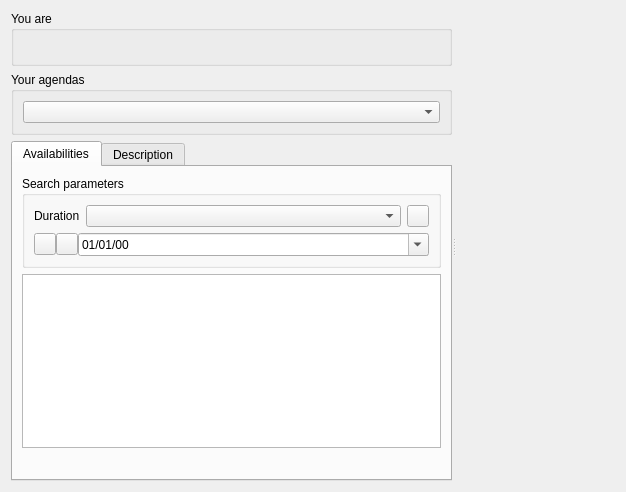
Before: the Qt Designer form plugins/agendaplugin/usercalendarviewer.ui in FreeHealth/freehealth, drawn with Qt 5.
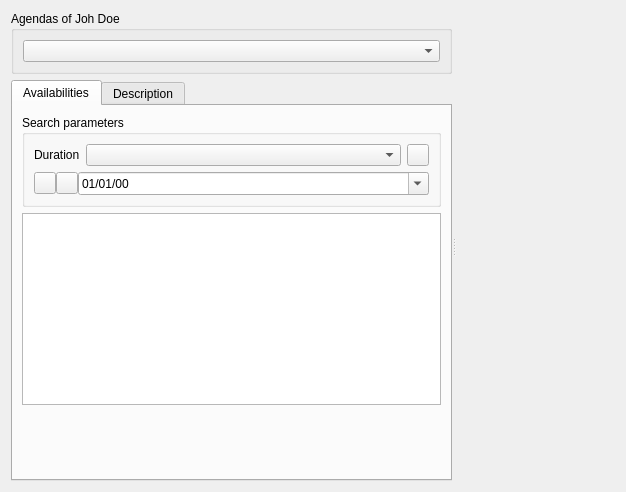
After: the same form once the commit is applied. Custom widgets are drawn as their Qt base class.

Commit message: UI improvements: username display in calendar consolidated

```diff
--- a/plugins/agendaplugin/usercalendarviewer.ui
+++ b/plugins/agendaplugin/usercalendarviewer.ui
@@ -24,32 +24,7 @@
        <item>
         <widget class="QGroupBox" name="groupBox">
          <property name="title">
-          <string>You are</string>
-         </property>
-         <layout class="QGridLayout" name="gridLayout">
-          <item row="0" column="0">
-           <widget class="QLabel" name="userNameLabel">
-            <property name="font">
-             <font>
-              <weight>75</weight>
-              <bold>true</bold>
-             </font>
-            </property>
-            <property name="toolTip">
-             <string notr="true"/>
-            </property>
-            <property name="wordWrap">
-             <bool>true</bool>
-            </property>
-           </widget>
-          </item>
-         </layout>
-        </widget>
-       </item>
-       <item>
-        <widget class="QGroupBox" name="groupBox_2">
-         <property name="title">
-          <string>Your agendas</string>
+          <string notr="true">Agendas of Joh Doe</string>
          </property>
          <layout class="QGridLayout" name="gridLayout_2">
           <item row="0" column="0">
```
Left out of the diff: 2 changed lines with no effect on the pictures. The commit also changes 1 other file.
